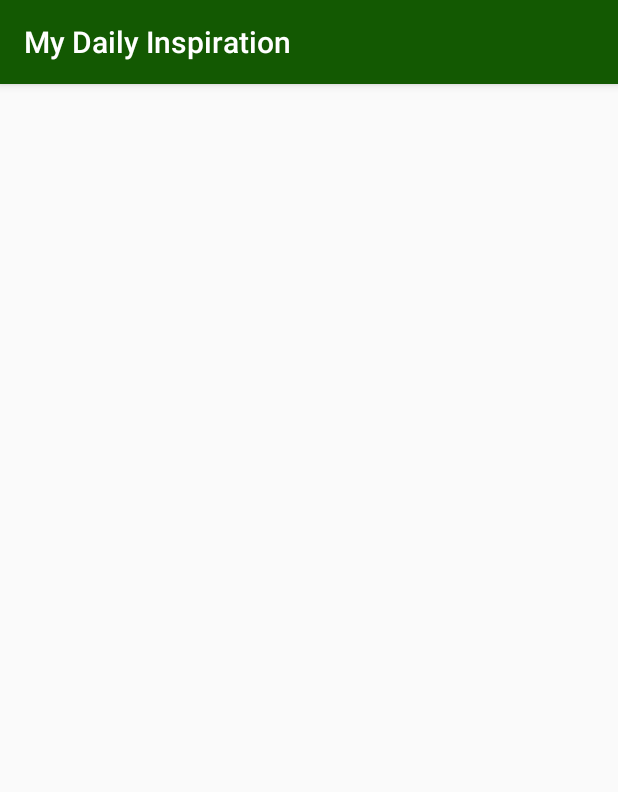
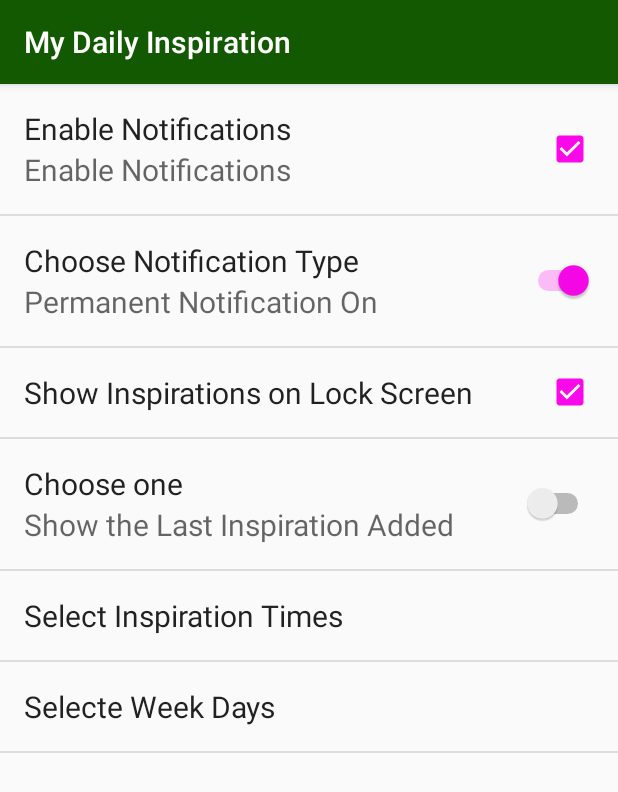
Before and after one commit to djnotes/MyDailyInspiration, an Android app: the fragment SettingsFragment shown on its own in the app's theme, on a phone screen of 412 x 824 dp. Shown: the top 792 px of the screen. Run offline under Robolectric (Android 15) with nearby library versions, the phone set to English and light mode, and no system bars.

```diff
--- a/app/build.gradle
+++ b/app/build.gradle
@@ -2,7 +2,7 @@ apply plugin: 'com.android.application'
 
 android {
     compileSdkVersion 25
-    buildToolsVersion "25.0.3"
+    buildToolsVersion '25.0.3'
     defaultConfig {
         applicationId "com.mehdi.memo"
         minSdkVersion 15
@@ -24,9 +24,9 @@ dependencies {
     androidTestCompile('com.android.support.test.espresso:espresso-core:2.2.2', {
         exclude group: 'com.android.support', module: 'support-annotations'
     })
-    compile 'com.android.support:appcompat-v7:25.3.1'
     compile 'com.android.support.constraint:constraint-layout:1.0.2'
-    compile 'com.android.support:support-v4:25.3.1'
     compile 'com.android.support:design:25.3.1'
     testCompile 'junit:junit:4.12'
+    compile 'com.android.support:support-v4:25.3.1'
+    compile 'com.android.support:preference-v7:25.3.1'
 }
--- a/app/src/main/java/com/mehdi/memo/SettingsActivity.java
+++ b/app/src/main/java/com/mehdi/memo/SettingsActivity.java
@@ -15,11 +15,7 @@ public class SettingsActivity extends AppCompatActivity {
     @Override
     protected void onCreate(Bundle savedInstanceState) {
         super.onCreate(savedInstanceState);
-
-        //Display the settings fragment as the main content
-        getFragmentManager().beginTransaction()
-                .replace(android.R.id.content, new SettingsFragment())
-                .commit();
+        setContentView(R.layout.activity_settings);
     }
 
 }
--- a/app/src/main/res/values/arrays.xml
+++ b/app/src/main/res/values/arrays.xml
@@ -7,8 +7,47 @@
         <item>@string/priority_low</item>
         <item>@string/priority_unknown</item>
     </string-array>
-    <string name="priority_high">High Priority</string>
-    <string name="priority_medium">Medium Priority</string>
-    <string name="priority_low">Low Priority</string>
-    <string name="priority_unknown">Unknown Priority</string>
+
+    <string-array name="weekdays">
+        <item>Saturday</item>
+        <item>Sunday</item>
+        <item>Monday</item>
+        <item>Tuesday</item>
+        <item>Wednesday</item>
+        <item>Thursday</item>
+        <item>Friday</item>
+    </string-array>
+    <string-array name="weekdays_values">
+        <item>saturday</item>
+        <item>sunday</item>
+        <item>monday</item>
+        <item>tuesday</item>
+        <item>wednesday</item>
+        <item>thursday</item>
+        <item>friday</item>
+
+    </string-array>
+    <string-array name="times">
+        <item>8:00</item>
+        <item>10:00</item>
+        <item>12:00 PM</item>
+        <item>2 PM</item>
+        <item>4 PM</item>
+        <item>5 PM</item>
+        <item> 8 PM</item>
+        <item>10 PM</item>
+        <item>11 PM</item>
+    </string-array>
+    <string-array name="times_values">
+        <item>8</item>
+        <item>10</item>
+        <item>12</item>
+        <item>14</item>
+        <item>16</item>
+        <item>17</item>
+        <item>20</item>
+        <item>22</item>
+        <item>23</item>
+    </string-array>
+
 </resources>
--- a/app/src/main/res/values/strings.xml
+++ b/app/src/main/res/values/strings.xml
@@ -33,4 +33,16 @@
     <string name="please_add_some_notes">Please Add Some Inspirations First</string>
     <string name="day_and_time">Inspiration Moments</string>
     <string name="config_day_time">Configure Inspiration Times</string>
+    <string name="set_notification_times">Set Notification Times</string>
+    <string name="time1">8:00</string>
+    <string name="time2">13:30</string>
+    <string name="select_week_days">Selecte Week Days</string>
+    <string name="priority_high" translatable="false">High Priority</string>
+    <string name="priority_medium" translatable="false">Medium Priority</string>
+    <string name="priority_low" translatable="false">Low Priority</string>
+    <string name="priority_unknown" translatable="false">Unknown Priority</string>
+    <string name="pref_times">pref_times</string>
+    <string name="select_inspiration_times">Select Inspiration Times</string>
+    <string name="ok">OK</string>
+    <string name="title_view" translatable="false">Read More ... </string>
 </resources>
--- a/app/src/main/res/values/styles.xml
+++ b/app/src/main/res/values/styles.xml
@@ -8,7 +8,9 @@
         <item name="colorAccent">@color/colorAccent</item>
         <item name="android:textSize">20sp</item>
         <item name="panelBackground">@color/colorBackground</item>
-
+        <!-- ADD A THEME TO THE FRAGMENT -->
+        <item name="preferenceTheme">@style/PreferenceThemeOverlay</item>
+        <item name="dialogTheme">@style/AlertDialog.AppCompat</item>
 
     </style>
 
--- a/app/src/main/res/xml/preferences.xml
+++ b/app/src/main/res/xml/preferences.xml
@@ -26,13 +26,23 @@
         android:summaryOff="@string/show_latest_inspiration"
         android:summaryOn="@string/show_random_inspiration"
         android:title="Choose one" />
-    <com.mehdi.memo.DayTimePreference
-        android:key="pref_day_time"
-        android:title="@string/config_day_time"
+
+    <MultiSelectListPreference xmlns:android="http://schemas.android.com/apk/res/android"
+        android:key="@string/pref_times"
+        android:entries="@array/times"
+        android:entryValues="@array/times_values"
+        android:title="@string/select_inspiration_times"
+        android:dialogTitle="@string/select_inspiration_times"
+  />
+    <MultiSelectListPreference
+        android:entries="@array/weekdays"
+        android:entryValues="@array/weekdays_values"
+        android:key="pref_weekdays"
+        android:title="@string/select_week_days"
+        android:dialogTitle="@string/select_week_days"
         />
 
 
 
 
-
 </PreferenceScreen>
--- a/build.gradle
+++ b/build.gradle
@@ -2,6 +2,12 @@
 
 buildscript {
     repositories {
+        maven {
+            url 'https://maven.google.com'
+            // Alternative URL is 'https://dl.google.com/dl/android/maven2/'
+        }
+
+        google()
         jcenter()
     }
     dependencies {
```
Also changed, not shown: app/src/main/AndroidManifest.xml (+5 -8 lines), app/src/main/java/com/mehdi/memo/AlarmFragment.java (added, +48 -0 lines), app/src/main/java/com/mehdi/memo/DialogService.java (added, +112 -0 lines), app/src/main/java/com/mehdi/memo/DisplayActivity.java (+21 -12 lines), app/src/main/java/com/mehdi/memo/NotificationService.java (+133 -61 lines), app/src/main/res/layout/activity_display.xml (+13 -13 lines), app/src/main/res/layout/activity_settings.xml (+6 -7 lines), app/src/main/res/drawable/bell.png, app/src/main/res/drawable/greeting.png (added), gradle/wrapper/gradle-wrapper.properties.
